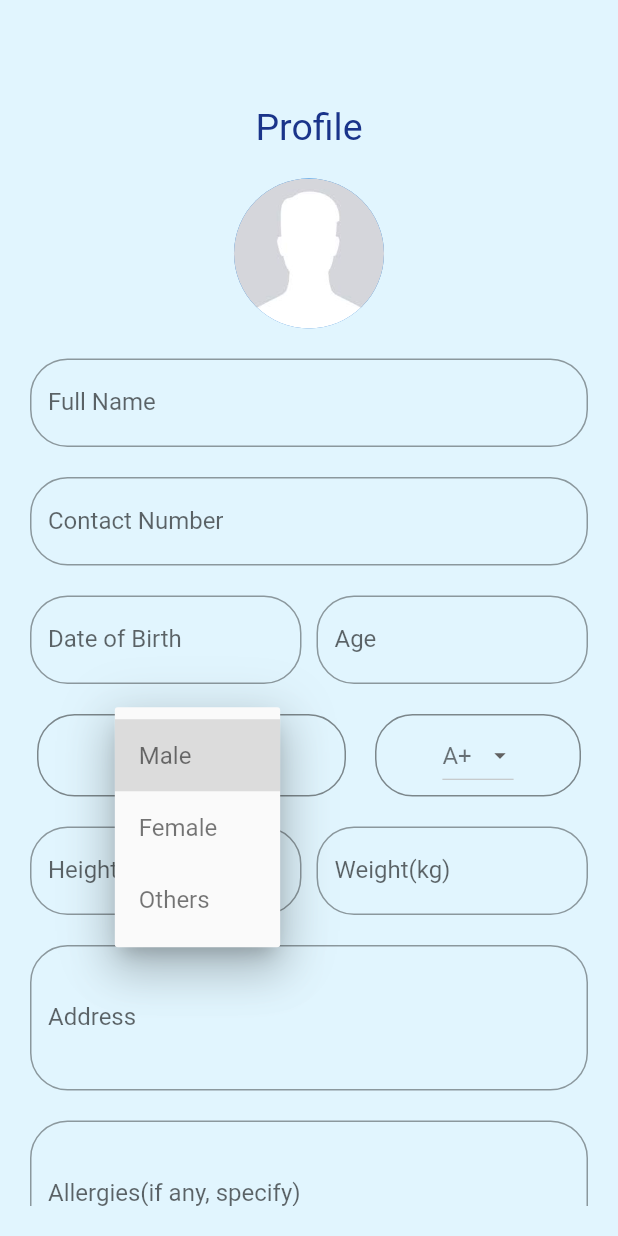
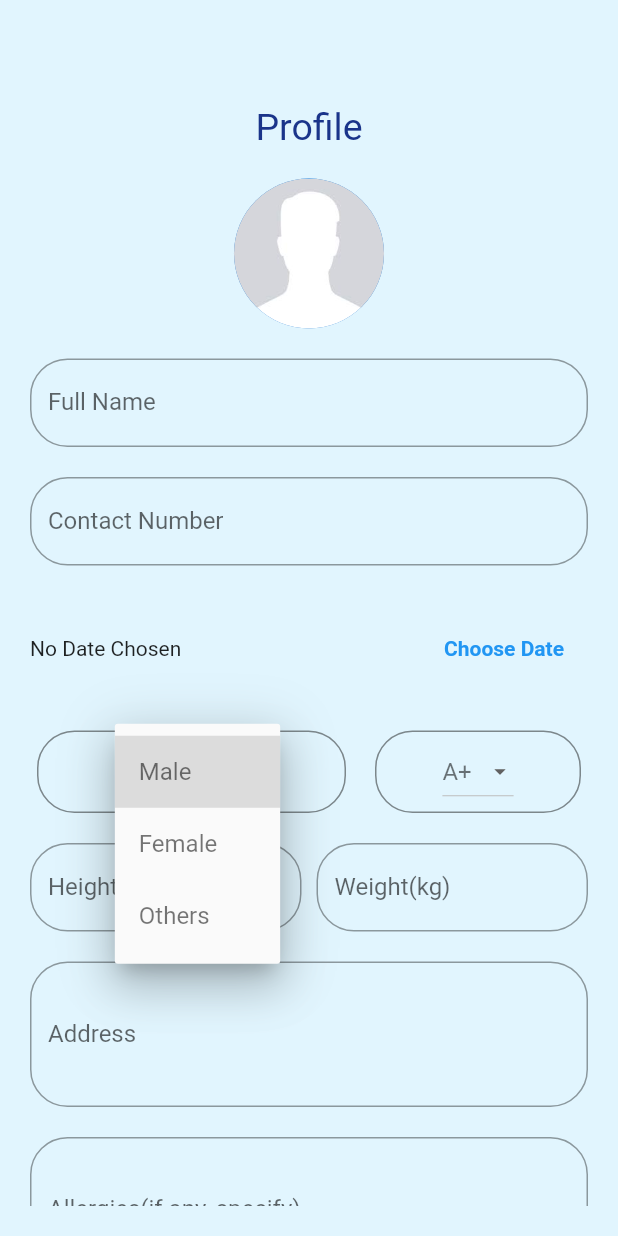
Before and after one commit to rahulsunil2/MediLocker, a Flutter app: the SetProfile screen opened directly, after a tap on "Male", on a phone screen of 412 x 824 dp. Run offline on Flutter 3.47's test engine with Material 2 defaults, Android fonts, the light colour scheme and no system bars; our stand-ins replace bloc, charts_flutter, equatable, flutter_bloc, image_picker, rflutter_alert and 1 more; missing offline and left inert: flutter_uploader; accounts and stored records are empty; network calls fail; Roboto replaces fonts that are missing (Poppins); project files that could hold a hidden picture were left out.

Commit message:
Profile Updated

```diff
--- a/lib/Profile/setProfile.dart
+++ b/lib/Profile/setProfile.dart
@@ -1,4 +1,5 @@
 import 'package:flutter/material.dart';
+import 'package:intl/intl.dart';
 import 'package:med_report/Home/dashboard.dart';
 import 'package:med_report/Profile/save.dart';
 
@@ -17,33 +18,60 @@ String _gender, _bloodGrp;
 
 class MySetProfile extends State<SetProfile> {
   double screenHeight;
+  DateTime _selectedDate;
 
   final _nameController = TextEditingController();
   final _contactController = TextEditingController();
-  final _dobController = TextEditingController();
-  final _ageController = TextEditingController();
   final _heightController = TextEditingController();
   final _weightController = TextEditingController();
   final _addressController = TextEditingController();
   final _allergyController = TextEditingController();
 
-  _save(Map data) async {
-    data['user'] = CurrentUser.user;
-    CurrentUser.phone = data['phone'];
-    CurrentUser.dob = data['dob'];
-    CurrentUser.address = data['address'];
-    CurrentUser.allergy = data['allergy'];
-    CurrentUser.gender = data['gender'];
-    CurrentUser.blood_grp = data['blood_grp'];
-    CurrentUser.height = data['height'];
-    CurrentUser.weight = data['weight'];
+  void _presentDatePicker(StateSetter setState) {
+    showDatePicker(
+            context: context,
+            initialDate: DateTime.now(),
+            firstDate: DateTime(1900),
+            lastDate: DateTime.now())
+        .then((pickedDate) {
+      if (pickedDate == null) {
+        return;
+      } else {
+        setState(() {
+          _selectedDate = pickedDate;
+          print(DateFormat.yMMMd().format(_selectedDate));
+        });
+      }
+    });
+  }
+
+  _save(Map<String, String> data) async {
+    CurrentUser.phone =
+        data['phone'].isEmpty ? CurrentUser.phone : data['phone'];
+    CurrentUser.dob = data['dob'].isEmpty ? CurrentUser.dob : data['dob'];
+    CurrentUser.address =
+        data['address'].isEmpty ? CurrentUser.address : data['address'];
+    CurrentUser.allergy =
+        data['allergy'].isEmpty ? CurrentUser.allergy : data['allergy'];
+    CurrentUser.gender =
+        data['gender'] == null ? CurrentUser.gender : data['gender'];
+    CurrentUser.blood_grp =
+        data['blood_grp'] == null ? CurrentUser.blood_grp : data['blood_grp'];
+    CurrentUser.height =
+        data['height'].isEmpty ? CurrentUser.height : data['height'];
+    CurrentUser.weight =
+        data['weight'].isEmpty ? CurrentUser.weight : data['weight'];
+
     String url = Common.baseURL + 'users/api_userprofile';
-    await uploadToDb(url, body: data);
+
+    Map<String, String> profileData = CurrentUser.getProfile();
+    await uploadToDb(url, body: profileData);
   }
 
   @override
   Widget build(BuildContext context) {
     screenHeight = MediaQuery.of(context).size.height;
+    return StatefulBuilder(builder: (BuildContext context, StateSetter state) {
       return Scaffold(
           backgroundColor: Colors.lightBlue[50],
           body: Container(
@@ -117,60 +145,24 @@ class MySetProfile extends State<SetProfile> {
                         ),
                       ),
                       Padding(padding: EdgeInsets.only(top: 20.0)),
-                    Row(
-                      mainAxisAlignment: MainAxisAlignment.spaceEvenly,
-                      children: [
-                        Flexible(
-                          child: TextFormField(
-                            decoration: InputDecoration(
-                              labelText: "Date of Birth ",
-                              hintText: "yyyy-mm-dd",
-                              fillColor: Colors.white,
-                              border: OutlineInputBorder(
-                                borderRadius: BorderRadius.circular(25.0),
-                                borderSide: BorderSide(),
+                      Container(
+                        height: 70,
+                        child: Row(
+                          children: <Widget>[
+                            Expanded(
+                                child: Text(_selectedDate == null
+                                    ? 'No Date Chosen'
+                                    : 'Picked Date: ${DateFormat.yMd().format(_selectedDate)}')),
+                            FlatButton(
+                              textColor: Theme.of(context).primaryColor,
+                              child: Text(
+                                'Choose Date',
+                                style: TextStyle(fontWeight: FontWeight.bold),
                               ),
+                              onPressed: () => _presentDatePicker(state),
+                            )
+                          ],
                         ),
-                            controller: _dobController,
-                            validator: (val) {
-                              if (val.length == 0) {
-                                return "DOB cannot be empty";
-                              } else {
-                                return null;
-                              }
-                            },
-                            keyboardType: TextInputType.datetime,
-                            style: new TextStyle(
-                              fontFamily: "Poppins",
-                            ),
-                          ),
-                        ),
-                        Padding(padding: EdgeInsets.only(left: 10.0)),
-                        Flexible(
-                          child: TextFormField(
-                            decoration: InputDecoration(
-                              labelText: "Age",
-                              fillColor: Colors.white,
-                              border: OutlineInputBorder(
-                                borderRadius: BorderRadius.circular(25.0),
-                                borderSide: BorderSide(),
-                              ),
-                            ),
-                            controller: _ageController,
-                            validator: (val) {
-                              if (val.length == 0) {
-                                return "Age cannot be empty";
-                              } else {
-                                return null;
-                              }
-                            },
-                            keyboardType: TextInputType.number,
-                            style: new TextStyle(
-                              fontFamily: "Poppins",
-                            ),
-                          ),
-                        ),
-                      ],
                       ),
                       Padding(padding: EdgeInsets.only(top: 20.0)),
                       Row(
@@ -185,7 +177,8 @@ class MySetProfile extends State<SetProfile> {
                                 borderRadius: BorderRadius.circular(25.0),
                               ),
                               child: Row(
-                              mainAxisAlignment: MainAxisAlignment.spaceEvenly,
+                                mainAxisAlignment:
+                                    MainAxisAlignment.spaceEvenly,
                                 children: [
                                   DropDownButtonGender(),
                                 ],
@@ -201,7 +194,8 @@ class MySetProfile extends State<SetProfile> {
                                 borderRadius: BorderRadius.circular(25.0),
                               ),
                               child: Row(
-                              mainAxisAlignment: MainAxisAlignment.spaceEvenly,
+                                mainAxisAlignment:
+                                    MainAxisAlignment.spaceEvenly,
                                 children: [
                                   DropDownButtonBlg(),
                                 ],
@@ -312,11 +306,10 @@ class MySetProfile extends State<SetProfile> {
                             borderRadius: BorderRadius.circular(18),
                             side: BorderSide(color: Colors.black)),
                         onPressed: () async {
-                        Map data = {
-                          'user': CurrentUser.currentUser,
-                          //'name'    :  _nameController.text,
+                          Map<String, String> data = {
                             'phone': _contactController.text,
-                          'dob': _dobController.text,
+                            'dob':
+                                DateFormat('yyyy-M-dd').format(_selectedDate),
                             'address': _addressController.text,
                             'allergy': _allergyController.text,
                             'gender': _gender,
@@ -324,7 +317,6 @@ class MySetProfile extends State<SetProfile> {
                             'height': _heightController.text,
                             'weight': _weightController.text
                           };
-                        print(data);
                           _save(data);
                           Navigator.push(context,
                               MaterialPageRoute(builder: (context) => Home()));
@@ -346,6 +338,7 @@ class MySetProfile extends State<SetProfile> {
                   ),
                 ),
               )));
+    });
   }
 }
 
--- a/lib/global.dart
+++ b/lib/global.dart
@@ -3,13 +3,13 @@ class CurrentUser {
   static String name = 'NIL';
   static String gender = 'NIL';
   static String user;
-  static String phone = 'None';
+  static String phone = '9999999999';
   static String dob = '1900/01/01';
   static String address = 'NIL';
   static String allergy = 'NIL';
   static String blood_grp = 'NIL';
-  static String height = 'NIL';
-  static String weight = 'NIL';
+  static String height = '150';
+  static String weight = '65';
 
   static Map<String, String> getProfile() {
     Map<String, String> data = {
```
Lines whose indentation alone changed are shown as unchanged.
